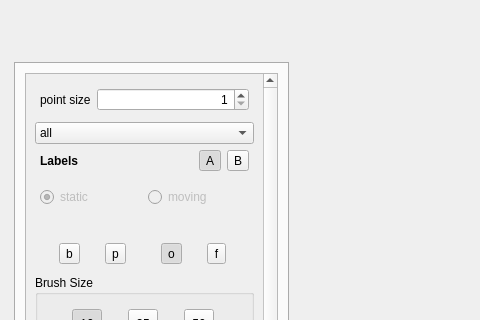
Qt form src/MainFrame.ui (Thegarton/point_labeler) before a commit; both pictures show x 0 to 480 and y 292 to 612 of the 1164 by 963 pixel window.
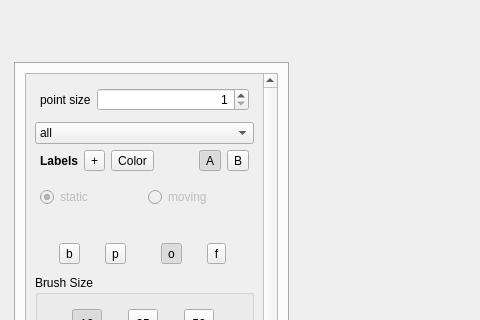
The same form after that commit. The open tabs and pages were chosen to show the change. Custom widgets are drawn as their Qt base class.

Commit message: add ui that help change colour and labels

What changed in the file:
```diff
--- a/src/MainFrame.ui
+++ b/src/MainFrame.ui
@@ -473,6 +473,26 @@
                   </property>
                  </widget>
                 </item>
+                <item>
+                 <widget class="QToolButton" name="btnAddLabelClass">
+                  <property name="toolTip">
+                   <string>Add class</string>
+                  </property>
+                  <property name="text">
+                   <string>+</string>
+                  </property>
+                 </widget>
+                </item>
+                <item>
+                 <widget class="QToolButton" name="btnChangeLabelColor">
+                  <property name="toolTip">
+                   <string>Change selected class color</string>
+                  </property>
+                  <property name="text">
+                   <string>Color</string>
+                  </property>
+                 </widget>
+                </item>
                 <item>
                  <spacer name="horizontalSpacer_3">
                   <property name="orientation">
```
The commit also changes 6 other files.
